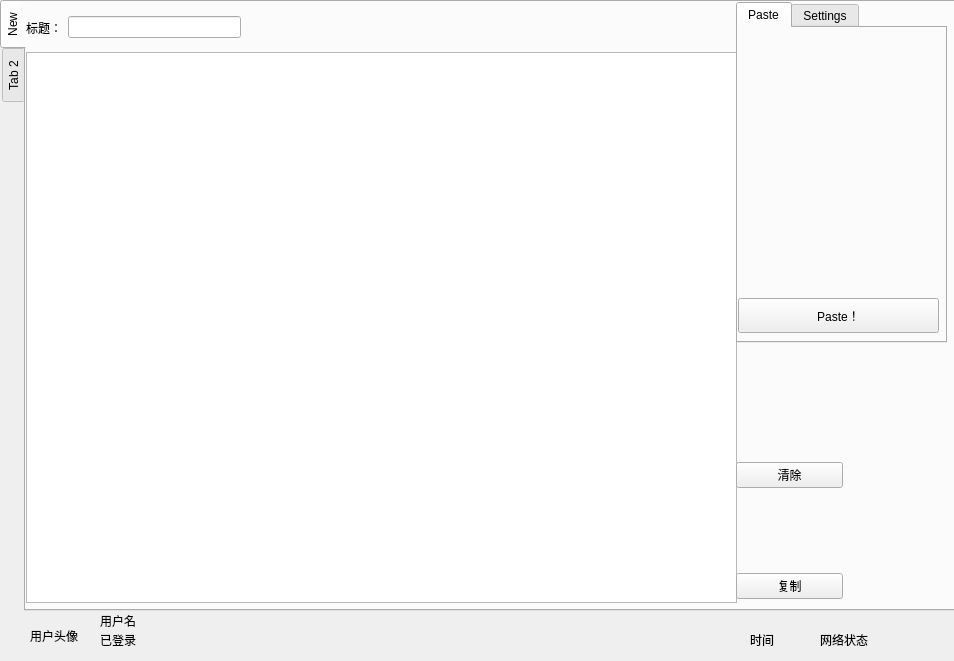
This is widget.ui in Simpidbit/pastebin-bread as Qt 5 draws it before an edit. The edited form follows.
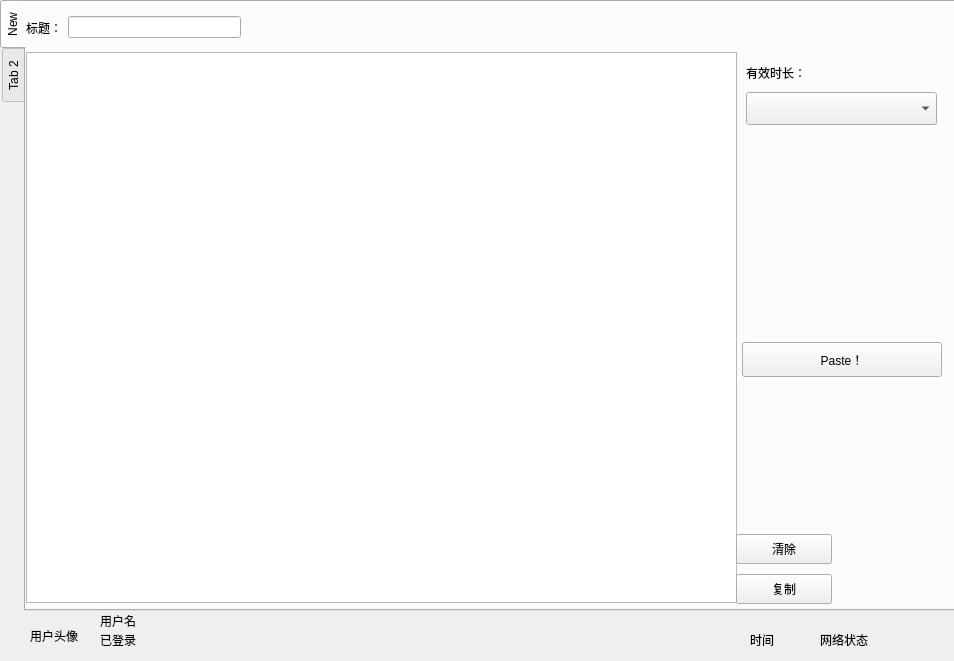
This is the edited form.

```diff
--- a/widget.ui
+++ b/widget.ui
@@ -66,74 +66,49 @@
       <enum>QPlainTextEdit::NoWrap</enum>
      </property>
     </widget>
-    <widget class="QTabWidget" name="tabWidget">
-     <property name="geometry">
-      <rect>
-       <x>710</x>
-       <y>0</y>
-       <width>211</width>
-       <height>341</height>
-      </rect>
-     </property>
-     <property name="currentIndex">
-      <number>0</number>
-     </property>
-     <widget class="QWidget" name="pasteTab">
-      <attribute name="title">
-       <string>Paste</string>
-      </attribute>
-      <widget class="QPushButton" name="pasteBtn">
-       <property name="geometry">
-        <rect>
-         <x>0</x>
-         <y>270</y>
-         <width>201</width>
-         <height>35</height>
-        </rect>
-       </property>
-       <property name="text">
-        <string>Paste！</string>
-       </property>
-      </widget>
-     </widget>
-     <widget class="QWidget" name="settingsTab">
-      <attribute name="title">
-       <string>Settings</string>
-      </attribute>
-     </widget>
-    </widget>
     <widget class="QWidget" name="editBtnWidget" native="true">
      <property name="geometry">
       <rect>
        <x>710</x>
-       <y>460</y>
-       <width>107</width>
-       <height>137</height>
+       <y>528</y>
+       <width>96</width>
+       <height>78</height>
       </rect>
      </property>
      <layout class="QVBoxLayout" name="verticalLayout">
       <item>
        <widget class="QPushButton" name="clearEditBtn">
+        <property name="minimumSize">
+         <size>
+          <width>0</width>
+          <height>30</height>
+         </size>
+        </property>
+        <property name="maximumSize">
+         <size>
+          <width>16777215</width>
+          <height>30</height>
+         </size>
+        </property>
         <property name="text">
          <string>清除</string>
         </property>
        </widget>
       </item>
-      <item>
-       <spacer name="verticalSpacer">
-        <property name="orientation">
-         <enum>Qt::Vertical</enum>
-        </property>
-        <property name="sizeHint" stdset="0">
-         <size>
-          <width>20</width>
-          <height>40</height>
-         </size>
-        </property>
-       </spacer>
-      </item>
       <item>
        <widget class="QPushButton" name="copyEditBtn">
+        <property name="minimumSize">
+         <size>
+          <width>0</width>
+          <height>30</height>
+         </size>
+        </property>
+        <property name="maximumSize">
+         <size>
+          <width>16777215</width>
+          <height>30</height>
+         </size>
+        </property>
         <property name="text">
          <string>复制</string>
         </property>
@@ -163,6 +138,65 @@
       </item>
      </layout>
     </widget>
+    <widget class="QWidget" name="pasteWidget" native="true">
+     <property name="geometry">
+      <rect>
+       <x>710</x>
+       <y>50</y>
+       <width>211</width>
+       <height>331</height>
+      </rect>
+     </property>
+     <widget class="QPushButton" name="pasteBtn">
+      <property name="geometry">
+       <rect>
+        <x>6</x>
+        <y>290</y>
+        <width>200</width>
+        <height>35</height>
+       </rect>
+      </property>
+      <property name="text">
+       <string>Paste！</string>
+      </property>
+     </widget>
+     <widget class="QWidget" name="pasteSettingsWidget" native="true">
+      <property name="geometry">
+       <rect>
+        <x>0</x>
+        <y>0</y>
+        <width>211</width>
+        <height>281</height>
+       </rect>
+      </property>
+      <widget class="QLabel" name="timeChooseLab">
+       <property name="geometry">
+        <rect>
+         <x>10</x>
+         <y>0</y>
+         <width>191</width>
+         <height>41</height>
+        </rect>
+       </property>
+       <property name="text">
+        <string>有效时长：</string>
+       </property>
+      </widget>
+      <widget class="QComboBox" name="timeChooseComboBox">
+       <property name="geometry">
+        <rect>
+         <x>10</x>
+         <y>40</y>
+         <width>191</width>
+         <height>33</height>
+        </rect>
+       </property>
+       <property name="currentText">
+        <string/>
+       </property>
+      </widget>
+     </widget>
+    </widget>
    </widget>
    <widget class="QWidget" name="tab_2">
     <attribute name="title">
```
